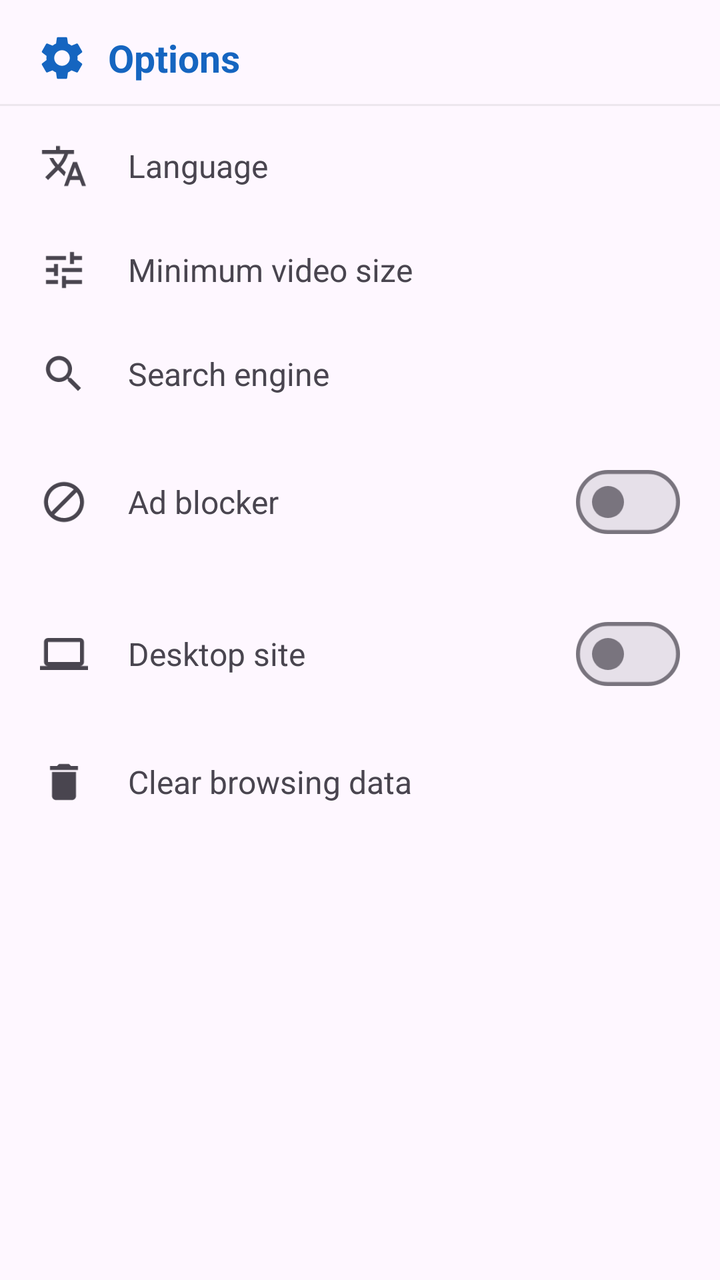
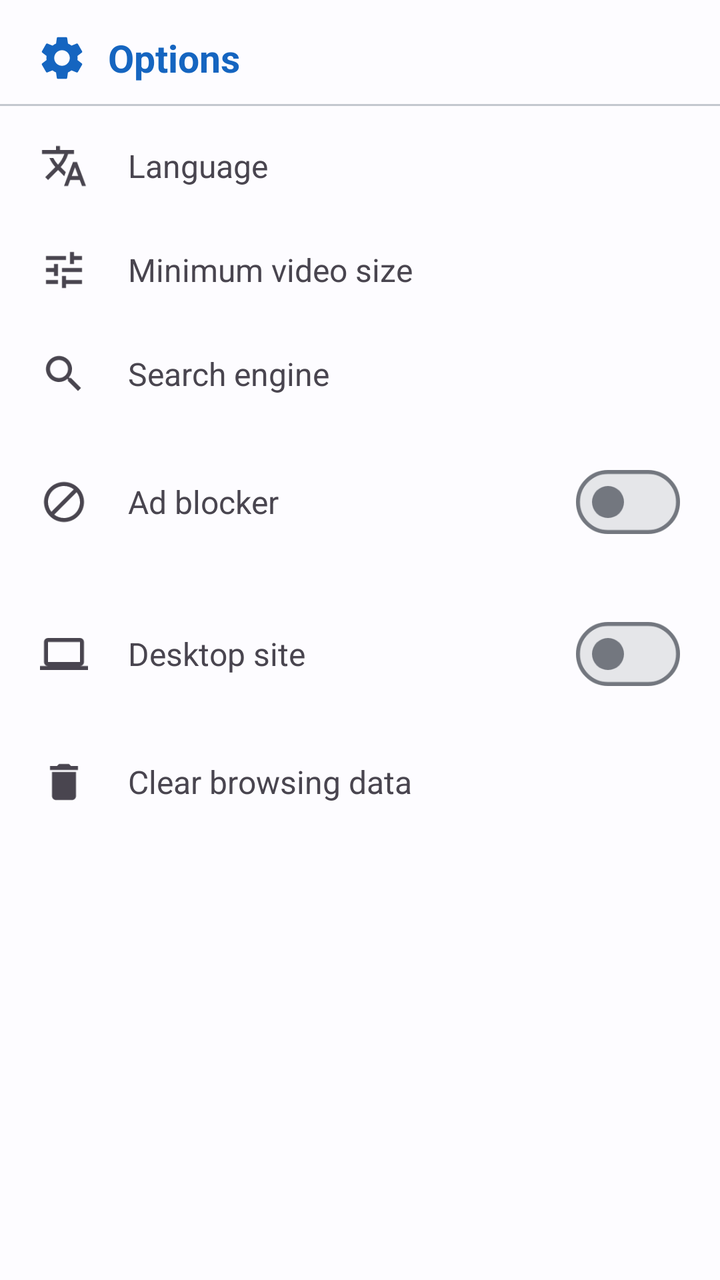

Screens rendered from an Android XML layout before and after an edit, with the pre-edit source and the edit as a unified diff.
<!-- AndroidManifest.xml: application theme Theme.VideoDownloader -->
<!-- res/layout/sheet_options.xml -->
<?xml version="1.0" encoding="utf-8"?>
<ScrollView xmlns:android="http://schemas.android.com/apk/res/android"
    xmlns:app="http://schemas.android.com/apk/res-auto"
    android:layout_width="match_parent"
    android:layout_height="wrap_content"
    android:maxHeight="560dp"
    android:overScrollMode="never">

    <LinearLayout
        android:layout_width="match_parent"
        android:layout_height="wrap_content"
        android:orientation="vertical"
        android:paddingTop="16dp"
        android:paddingBottom="8dp">

        <LinearLayout
            android:layout_width="match_parent"
            android:layout_height="wrap_content"
            android:orientation="horizontal"
            android:gravity="center_vertical"
            android:paddingHorizontal="18dp"
            android:paddingBottom="10dp">

            <ImageView
                android:layout_width="26dp"
                android:layout_height="26dp"
                android:layout_marginEnd="10dp"
                android:contentDescription="@string/options_title"
                android:src="@drawable/ic_settings"
                app:tint="@color/brand_primary" />

            <TextView
                android:layout_width="match_parent"
                android:layout_height="wrap_content"
                android:text="@string/options_title"
                android:textColor="@color/brand_primary"
                android:textSize="19sp"
                android:textStyle="bold" />
        </LinearLayout>

        <View
            android:layout_width="match_parent"
            android:layout_height="1dp"
            android:layout_marginBottom="4dp"
            android:background="#22808080" />

        
        <LinearLayout
            android:id="@+id/optLanguage"
            style="@style/OptionRow">

            <ImageView style="@style/OptionIcon" android:src="@drawable/ic_language" />

            <TextView style="@style/OptionLabel" android:text="@string/menu_language" />

            <TextView android:id="@+id/optLanguageValue" style="@style/OptionValue" />
        </LinearLayout>

        
        <LinearLayout
            android:id="@+id/optMinSize"
            style="@style/OptionRow">

            <ImageView style="@style/OptionIcon" android:src="@drawable/ic_filter" />

            <TextView style="@style/OptionLabel" android:text="@string/opt_min_size" />

            <TextView android:id="@+id/optMinSizeValue" style="@style/OptionValue" />
        </LinearLayout>

        
        <LinearLayout
            android:id="@+id/optSearch"
            style="@style/OptionRow">

            <ImageView style="@style/OptionIcon" android:src="@drawable/ic_search" />

            <TextView style="@style/OptionLabel" android:text="@string/opt_search_engine" />

            <TextView android:id="@+id/optSearchValue" style="@style/OptionValue" />
        </LinearLayout>

        
        <LinearLayout
            android:id="@+id/optAdblock"
            style="@style/OptionRow">

            <ImageView style="@style/OptionIcon" android:src="@drawable/ic_block" />

            <TextView style="@style/OptionLabel" android:text="@string/menu_adblock" />

            <com.google.android.material.materialswitch.MaterialSwitch
                android:id="@+id/optAdblockSwitch"
                android:layout_width="wrap_content"
                android:layout_height="wrap_content"
                android:clickable="false"
                android:focusable="false" />
        </LinearLayout>

        
        <LinearLayout
            android:id="@+id/optDesktop"
            style="@style/OptionRow">

            <ImageView style="@style/OptionIcon" android:src="@drawable/ic_desktop" />

            <TextView style="@style/OptionLabel" android:text="@string/opt_desktop" />

            <com.google.android.material.materialswitch.MaterialSwitch
                android:id="@+id/optDesktopSwitch"
                android:layout_width="wrap_content"
                android:layout_height="wrap_content"
                android:clickable="false"
                android:focusable="false" />
        </LinearLayout>

        
        <LinearLayout
            android:id="@+id/optClearData"
            style="@style/OptionRow">

            <ImageView style="@style/OptionIcon" android:src="@drawable/ic_delete" />

            <TextView style="@style/OptionLabel" android:text="@string/opt_clear_data" />
        </LinearLayout>
    </LinearLayout>
</ScrollView>
<!-- resources referenced by this layout -->
<resources>
  <color name="brand_primary">#1565C0</color>
  <style name="OptionValue">
          <item name="android:layout_width">wrap_content</item>
          <item name="android:layout_height">wrap_content</item>
          <item name="android:textColor">@color/brand_primary</item>
          <item name="android:textSize">14sp</item>
      </style>
  <style name="Theme.VideoDownloader" parent="Theme.Material3.DayNight.NoActionBar">
          <item name="colorPrimary">@color/brand_primary</item>
          <item name="colorPrimaryDark">@color/brand_primary_dark</item>
      </style>
  <color name="brand_primary_dark">#0D47A1</color>
  <!-- unchanged entries left out for length: 17 -->
</resources>

<!-- the commit's change to res/layout/sheet_options.xml (unified diff, before → after) -->
@@ -27,13 +27,13 @@
                 android:layout_marginEnd="10dp"
                 android:contentDescription="@string/options_title"
                 android:src="@drawable/ic_settings"
-                app:tint="@color/brand_primary" />
+                app:tint="?attr/colorPrimary" />
 
             <TextView
                 android:layout_width="match_parent"
                 android:layout_height="wrap_content"
                 android:text="@string/options_title"
-                android:textColor="@color/brand_primary"
+                android:textColor="?attr/colorPrimary"
                 android:textSize="19sp"
                 android:textStyle="bold" />
         </LinearLayout>
@@ -42,7 +42,7 @@
             android:layout_width="match_parent"
             android:layout_height="1dp"
             android:layout_marginBottom="4dp"
-            android:background="#22808080" />
+            android:background="?attr/colorOutlineVariant" />
 
         
         <LinearLayout
<!-- resource entries referenced after the edit -->
@@ -1,17 +1,78 @@
 <!-- resources referenced by this layout -->
 <resources>
-  <color name="brand_primary">#1565C0</color>
   <style name="OptionValue">
           <item name="android:layout_width">wrap_content</item>
           <item name="android:layout_height">wrap_content</item>
-          <item name="android:textColor">@color/brand_primary</item>
+          <item name="android:textColor">?attr/colorPrimary</item>
           <item name="android:textSize">14sp</item>
       </style>
   <style name="Theme.VideoDownloader" parent="Theme.Material3.DayNight.NoActionBar">
-          <item name="colorPrimary">@color/brand_primary</item>
-          <item name="colorPrimaryDark">@color/brand_primary_dark</item>
+          <item name="colorPrimary">@color/md_primary</item>
+          <item name="colorOnPrimary">@color/md_on_primary</item>
+          <item name="colorPrimaryContainer">@color/md_primary_container</item>
+          <item name="colorOnPrimaryContainer">@color/md_on_primary_container</item>
+          <item name="colorSecondary">@color/md_secondary</item>
+          <item name="colorOnSecondary">@color/md_on_secondary</item>
+          <item name="colorSecondaryContainer">@color/md_secondary_container</item>
+          <item name="colorOnSecondaryContainer">@color/md_on_secondary_container</item>
+          <item name="colorTertiary">@color/md_tertiary</item>
+          <item name="colorOnTertiary">@color/md_on_tertiary</item>
+          <item name="colorTertiaryContainer">@color/md_tertiary_container</item>
+          <item name="colorOnTertiaryContainer">@color/md_on_tertiary_container</item>
+          <item name="colorError">@color/md_error</item>
+          <item name="colorOnError">@color/md_on_error</item>
+          <item name="colorErrorContainer">@color/md_error_container</item>
+          <item name="colorOnErrorContainer">@color/md_on_error_container</item>
+          <item name="android:colorBackground">@color/md_background</item>
+          <item name="colorOnBackground">@color/md_on_background</item>
+          <item name="colorSurface">@color/md_surface</item>
+          <item name="colorOnSurface">@color/md_on_surface</item>
+          <item name="colorSurfaceVariant">@color/md_surface_variant</item>
+          <item name="colorOnSurfaceVariant">@color/md_on_surface_variant</item>
+          <item name="colorOutline">@color/md_outline</item>
+          <item name="colorOutlineVariant">@color/md_outline_variant</item>
+          <item name="colorSurfaceContainerLowest">@color/md_surface_container_lowest</item>
+          <item name="colorSurfaceContainerLow">@color/md_surface_container_low</item>
+          <item name="colorSurfaceContainer">@color/md_surface_container</item>
+          <item name="colorSurfaceContainerHigh">@color/md_surface_container_high</item>
+          <item name="colorSurfaceContainerHighest">@color/md_surface_container_highest</item>
+          <item name="colorSurfaceInverse">@color/md_inverse_surface</item>
+          <item name="colorOnSurfaceInverse">@color/md_inverse_on_surface</item>
+          <item name="colorPrimaryInverse">@color/md_inverse_primary</item>
+          <item name="colorPrimaryDark">@color/md_primary</item>
       </style>
-  <color name="brand_primary_dark">#0D47A1</color>
+  <color name="md_primary">#1565C0</color>
+  <color name="md_on_primary">#FFFFFF</color>
+  <color name="md_primary_container">#D3E3FD</color>
+  <color name="md_on_primary_container">#001B3D</color>
+  <color name="md_secondary">#545F71</color>
+  <color name="md_on_secondary">#FFFFFF</color>
+  <color name="md_secondary_container">#D8E3F8</color>
+  <color name="md_on_secondary_container">#111C2B</color>
+  <color name="md_tertiary">#6C5677</color>
+  <color name="md_on_tertiary">#FFFFFF</color>
+  <color name="md_tertiary_container">#F4D9FF</color>
+  <color name="md_on_tertiary_container">#251431</color>
+  <color name="md_error">#BA1A1A</color>
+  <color name="md_on_error">#FFFFFF</color>
+  <color name="md_error_container">#FFDAD6</color>
+  <color name="md_on_error_container">#410002</color>
+  <color name="md_background">#FDFCFF</color>
+  <color name="md_on_background">#1A1C1E</color>
+  <color name="md_surface">#FDFCFF</color>
+  <color name="md_on_surface">#1A1C1E</color>
+  <color name="md_surface_variant">#DFE2EB</color>
+  <color name="md_on_surface_variant">#43474E</color>
+  <color name="md_outline">#73777F</color>
+  <color name="md_outline_variant">#C3C7CF</color>
+  <color name="md_surface_container_lowest">#FFFFFF</color>
+  <color name="md_surface_container_low">#F7F7FA</color>
+  <color name="md_surface_container">#F1F1F4</color>
+  <color name="md_surface_container_high">#EBECEF</color>
+  <color name="md_surface_container_highest">#E5E6E9</color>
+  <color name="md_inverse_surface">#2F3033</color>
+  <color name="md_inverse_on_surface">#F1F0F4</color>
+  <color name="md_inverse_primary">#A7C8FF</color>
   <!-- unchanged entries left out for length: 17 -->
 </resources>
 
